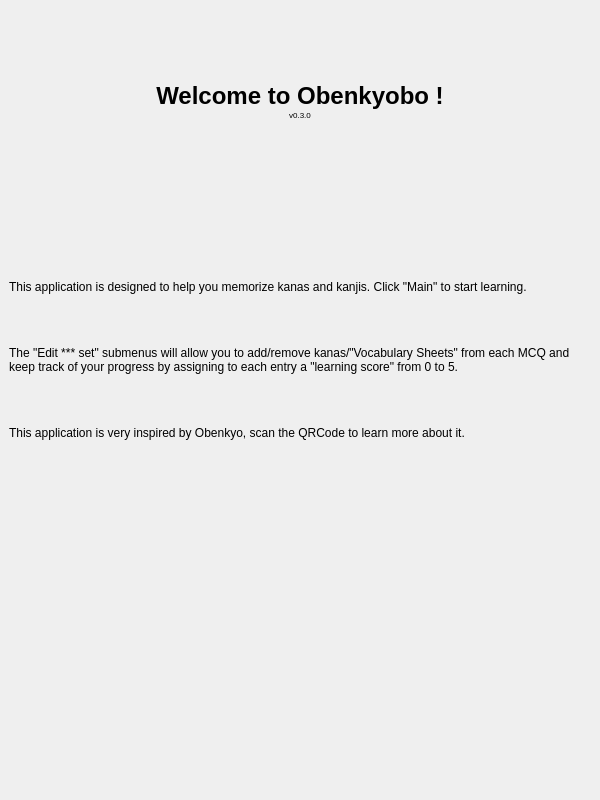
The window that Src/Pages/WelcomePage.ui (Aryetis/Obenkyobo) describes before a commit, drawn with Qt 5.
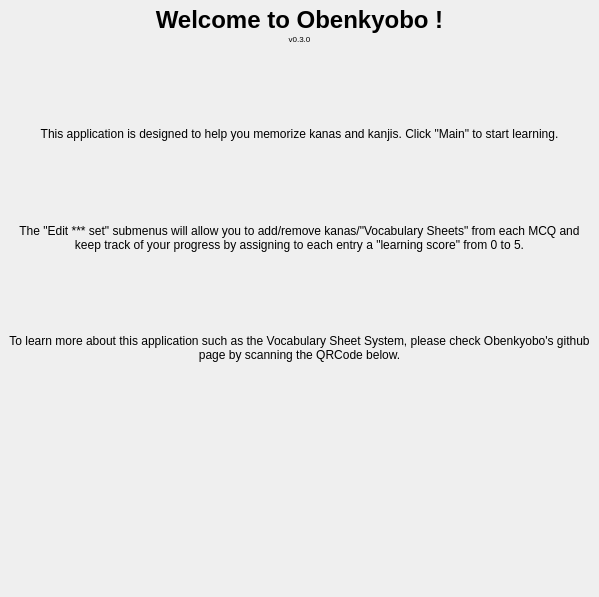
The same window after the commit. Icons and pictures are not drawn.

Commit message: modifying WelcomePage to actually resize correctly. It's easier now that I understand qt moonlogic

The edit to the form file:
```diff
--- a/Src/Pages/WelcomePage.ui
+++ b/Src/Pages/WelcomePage.ui
@@ -12,8 +12,8 @@
    <rect>
     <x>0</x>
     <y>0</y>
-    <width>600</width>
-    <height>800</height>
+    <width>599</width>
+    <height>597</height>
    </rect>
   </property>
   <property name="windowTitle">
@@ -30,16 +30,16 @@
     <number>9</number>
    </property>
    <property name="topMargin">
-    <number>0</number>
+    <number>6</number>
    </property>
    <property name="rightMargin">
     <number>9</number>
    </property>
    <property name="bottomMargin">
-    <number>0</number>
+    <number>6</number>
    </property>
    <item>
-    <layout class="QVBoxLayout" name="TextStuffLayout" stretch="2,8">
+    <layout class="QVBoxLayout" name="TextStuffLayout" stretch="0,0">
      <property name="spacing">
       <number>0</number>
      </property>
@@ -66,7 +66,7 @@
        <item>
         <widget class="QLabel" name="WelcomeTitle">
          <property name="sizePolicy">
-          <sizepolicy hsizetype="Preferred" vsizetype="Expanding">
+          <sizepolicy hsizetype="Preferred" vsizetype="Preferred">
            <horstretch>0</horstretch>
            <verstretch>0</verstretch>
           </sizepolicy>
@@ -116,7 +116,7 @@
       </layout>
      </item>
      <item>
-      <layout class="QHBoxLayout" name="WelcomeTextLayout">
+      <layout class="QVBoxLayout" name="AboutTextLayout">
        <property name="spacing">
         <number>0</number>
        </property>
@@ -130,7 +130,20 @@
         <number>0</number>
        </property>
        <item>
-        <widget class="QLabel" name="WelcomeText">
+        <spacer name="verticalSpacer_3">
+         <property name="orientation">
+          <enum>Qt::Vertical</enum>
+         </property>
+         <property name="sizeHint" stdset="0">
+          <size>
+           <width>20</width>
+           <height>40</height>
+          </size>
+         </property>
+        </spacer>
+       </item>
+       <item>
+        <widget class="QLabel" name="Paragraph1">
          <property name="sizePolicy">
           <sizepolicy hsizetype="Preferred" vsizetype="Preferred">
            <horstretch>0</horstretch>
@@ -138,7 +151,7 @@
           </sizepolicy>
          </property>
          <property name="text">
-          <string>&lt;html&gt;&lt;head/&gt;&lt;body&gt;&lt;p&gt;This application is designed to help you memorize kanas and kanjis. Click &amp;quot;Main&amp;quot; to start learning.&lt;/p&gt;&lt;p&gt;&lt;br/&gt;&lt;/p&gt;&lt;p&gt;The &amp;quot;Edit *** set&amp;quot; submenus will allow you to add/remove kanas/&amp;quot;Vocabulary Sheets&amp;quot; from each MCQ and keep track of your progress by assigning to each entry a &amp;quot;learning score&amp;quot; from 0 to 5.&lt;/p&gt;&lt;p&gt;&lt;br/&gt;&lt;/p&gt;&lt;p&gt;This application is very inspired by Obenkyo, scan the QRCode to learn more about it.&lt;/p&gt;&lt;/body&gt;&lt;/html&gt;</string>
+          <string>&lt;html&gt;&lt;head/&gt;&lt;body&gt;&lt;p align=&quot;center&quot;&gt;This application is designed to help you memorize kanas and kanjis. Click &amp;quot;Main&amp;quot; to start learning.&lt;/p&gt;&lt;/body&gt;&lt;/html&gt;</string>
          </property>
          <property name="alignment">
           <set>Qt::AlignLeading|Qt::AlignLeft|Qt::AlignVCenter</set>
@@ -148,6 +161,65 @@
          </property>
         </widget>
        </item>
+       <item>
+        <spacer name="verticalSpacer">
+         <property name="orientation">
+          <enum>Qt::Vertical</enum>
+         </property>
+         <property name="sizeHint" stdset="0">
+          <size>
+           <width>20</width>
+           <height>40</height>
+          </size>
+         </property>
+        </spacer>
+       </item>
+       <item>
+        <widget class="QLabel" name="Paragraph2">
+         <property name="text">
+          <string>&lt;html&gt;&lt;head/&gt;&lt;body&gt;&lt;p align=&quot;center&quot;&gt;The &amp;quot;Edit *** set&amp;quot; submenus will allow you to add/remove kanas/&amp;quot;Vocabulary Sheets&amp;quot; from each MCQ and keep track of your progress by assigning to each entry a &amp;quot;learning score&amp;quot; from 0 to 5.&lt;/p&gt;&lt;/body&gt;&lt;/html&gt;</string>
+         </property>
+         <property name="wordWrap">
+          <bool>true</bool>
+         </property>
+        </widget>
+       </item>
+       <item>
+        <spacer name="verticalSpacer_2">
+         <property name="orientation">
+          <enum>Qt::Vertical</enum>
+         </property>
+         <property name="sizeHint" stdset="0">
+          <size>
+           <width>20</width>
+           <height>40</height>
+          </size>
+         </property>
+        </spacer>
+       </item>
+       <item>
+        <widget class="QLabel" name="Paragraph3">
+         <property name="text">
+          <string>&lt;html&gt;&lt;head/&gt;&lt;body&gt;&lt;p align=&quot;center&quot;&gt;To learn more about this application such as the Vocabulary Sheet System, please check Obenkyobo's github page by scanning the QRCode below.&lt;/p&gt;&lt;/body&gt;&lt;/html&gt;</string>
+         </property>
+         <property name="wordWrap">
+          <bool>true</bool>
+         </property>
+        </widget>
+       </item>
+       <item>
+        <spacer name="verticalSpacer_4">
+         <property name="orientation">
+          <enum>Qt::Vertical</enum>
+         </property>
+         <property name="sizeHint" stdset="0">
+          <size>
+           <width>20</width>
+           <height>40</height>
+          </size>
+         </property>
+        </spacer>
+       </item>
       </layout>
      </item>
     </layout>
@@ -204,9 +276,15 @@
          <height>0</height>
         </size>
        </property>
+       <property name="styleSheet">
+        <string notr="true">image:url(:/pictures/QrCode/github.svg);</string>
+       </property>
        <property name="frameShape">
         <enum>QFrame::NoFrame</enum>
        </property>
+       <property name="lineWidth">
+        <number>0</number>
+       </property>
        <property name="text">
         <string notr="true"/>
        </property>
```
Left out of the diff: 11 changed lines with no effect on the pictures. The commit also changes 3 other files.
